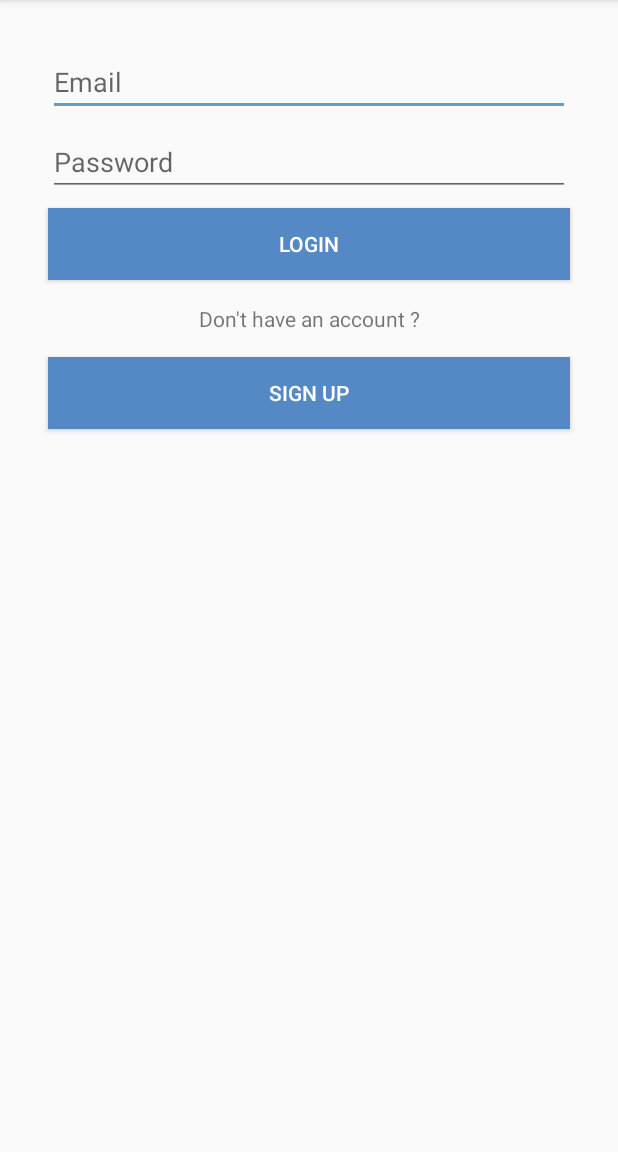
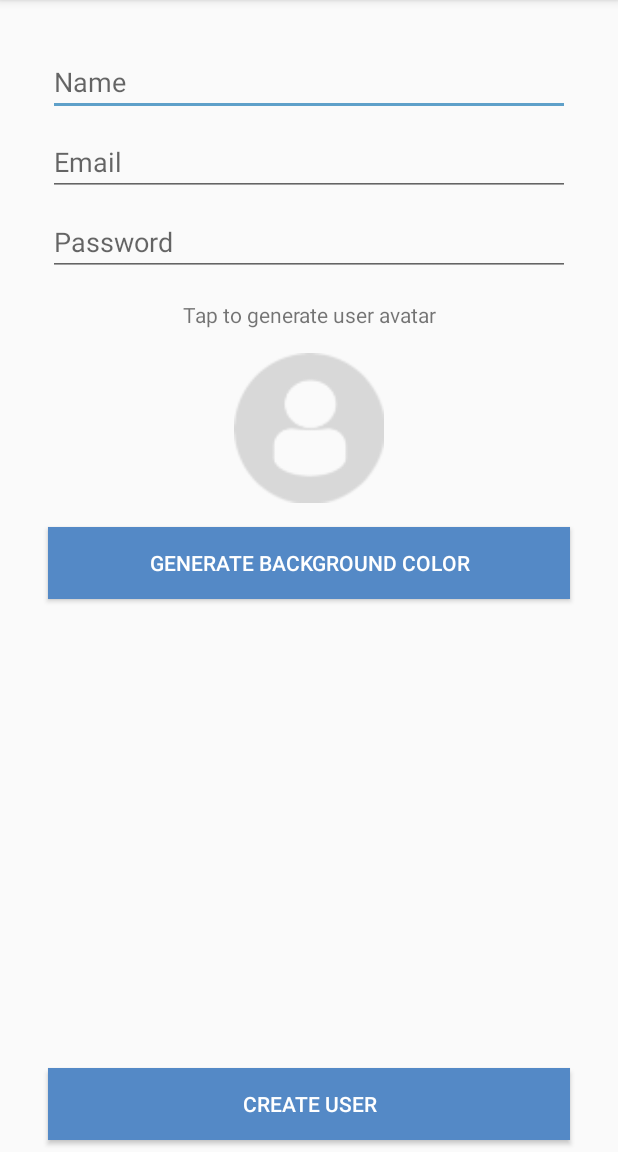
Before and after one commit to nitishmaropost/Smack, an Android app: the LoginActivity screen opened directly, with no data from a screen before it, after a tap on "SIGN UP", on a phone screen of 412 x 824 dp, the part 84-1236 px from its top. Run offline under Robolectric (Android 15) with nearby library versions, the phone set to English and light mode, and no system bars.

Commit message:
Created Create user screen

```diff
--- a/app/src/main/AndroidManifest.xml
+++ b/app/src/main/AndroidManifest.xml
@@ -18,7 +18,8 @@
                 <category android:name="android.intent.category.LAUNCHER" />
             </intent-filter>
         </activity>
-        <activity android:name=".smack.Controllers.LoginActivity"></activity>
+        <activity android:name=".smack.Controllers.LoginActivity" />
+        <activity android:name=".smack.Controllers.CreateUserActivity" />
     </application>
 
 </manifest>
--- /dev/null
+++ b/app/src/main/java/com/coderswag/nitish/smack/smack/Controllers/CreateUserActivity.kt
@@ -0,0 +1,26 @@
+package com.coderswag.nitish.smack.smack.Controllers
+
+import android.support.v7.app.AppCompatActivity
+import android.os.Bundle
+import android.view.View
+import com.coderswag.nitish.smack.R
+
+class CreateUserActivity : AppCompatActivity() {
+
+    override fun onCreate(savedInstanceState: Bundle?) {
+        super.onCreate(savedInstanceState)
+        setContentView(R.layout.activity_create_user)
+    }
+
+    fun generateUserAvatarImageClicked(view: View) {
+
+    }
+
+    fun backgroundColorButtonClicked(view: View) {
+
+    }
+
+    fun createUserButtonClicked(view: View) {
+
+    }
+}
--- a/app/src/main/java/com/coderswag/nitish/smack/smack/Controllers/LoginActivity.kt
+++ b/app/src/main/java/com/coderswag/nitish/smack/smack/Controllers/LoginActivity.kt
@@ -1,5 +1,6 @@
 package com.coderswag.nitish.smack.smack.Controllers
 
+import android.content.Intent
 import android.support.v7.app.AppCompatActivity
 import android.os.Bundle
 import android.view.View
@@ -17,6 +18,7 @@ class LoginActivity : AppCompatActivity() {
     }
 
     fun loginCreateButtonClicked(view: View) {
-
+        val signUpIntent = Intent(this, CreateUserActivity::class.java)
+        startActivity(signUpIntent)
     }
 }
--- /dev/null
+++ b/app/src/main/res/layout/activity_create_user.xml
@@ -0,0 +1,108 @@
+<?xml version="1.0" encoding="utf-8"?>
+<android.support.constraint.ConstraintLayout xmlns:android="http://schemas.android.com/apk/res/android"
+    xmlns:app="http://schemas.android.com/apk/res-auto"
+    xmlns:tools="http://schemas.android.com/tools"
+    android:layout_width="match_parent"
+    android:layout_height="match_parent"
+    tools:context="com.coderswag.nitish.smack.smack.Controllers.CreateUserActivity">
+
+    <EditText
+        android:id="@+id/createUserNameText"
+        android:layout_width="0dp"
+        android:layout_height="wrap_content"
+        android:layout_marginEnd="32dp"
+        android:layout_marginStart="32dp"
+        android:layout_marginTop="32dp"
+        android:ems="10"
+        android:hint="Name"
+        android:inputType="textPersonName"
+        app:layout_constraintEnd_toEndOf="parent"
+        app:layout_constraintStart_toStartOf="parent"
+        app:layout_constraintTop_toTopOf="parent" />
+
+    <EditText
+        android:id="@+id/createEmailText"
+        android:layout_width="0dp"
+        android:layout_height="wrap_content"
+        android:layout_marginEnd="32dp"
+        android:layout_marginStart="32dp"
+        android:layout_marginTop="8dp"
+        android:ems="10"
+        android:hint="Email"
+        android:inputType="textPersonName"
+        app:layout_constraintEnd_toEndOf="parent"
+        app:layout_constraintStart_toStartOf="parent"
+        app:layout_constraintTop_toBottomOf="@+id/createUserNameText" />
+
+    <EditText
+        android:id="@+id/createPasswordText"
+        android:layout_width="0dp"
+        android:layout_height="wrap_content"
+        android:layout_marginEnd="32dp"
+        android:layout_marginStart="32dp"
+        android:layout_marginTop="8dp"
+        android:ems="10"
+        android:hint="Password"
+        android:inputType="textPassword"
+        app:layout_constraintEnd_toEndOf="parent"
+        app:layout_constraintStart_toStartOf="parent"
+        app:layout_constraintTop_toBottomOf="@+id/createEmailText" />
+
+    <TextView
+        android:id="@+id/textView2"
+        android:layout_width="0dp"
+        android:layout_height="wrap_content"
+        android:layout_marginEnd="32dp"
+        android:layout_marginStart="32dp"
+        android:layout_marginTop="16dp"
+        android:text="Tap to generate user avatar"
+        android:textAlignment="center"
+        app:layout_constraintEnd_toEndOf="parent"
+        app:layout_constraintStart_toStartOf="parent"
+        app:layout_constraintTop_toBottomOf="@+id/createPasswordText" />
+
+    <ImageView
+        android:id="@+id/createAvatarImageView"
+        android:layout_width="100dp"
+        android:layout_height="100dp"
+        android:layout_marginEnd="8dp"
+        android:layout_marginStart="8dp"
+        android:layout_marginTop="16dp"
+        android:onClick="generateUserAvatarImageClicked"
+        app:layout_constraintEnd_toEndOf="parent"
+        app:layout_constraintHorizontal_bias="0.5"
+        app:layout_constraintStart_toStartOf="parent"
+        app:layout_constraintTop_toBottomOf="@+id/textView2"
+        app:srcCompat="@drawable/profiledefault" />
+
+    <Button
+        android:id="@+id/backgroundColorBtn"
+        android:layout_width="0dp"
+        android:layout_height="wrap_content"
+        android:layout_marginEnd="32dp"
+        android:layout_marginStart="32dp"
+        android:layout_marginTop="16dp"
+        android:background="@color/colorPrimary"
+        android:onClick="backgroundColorButtonClicked"
+        android:text="Generate background color"
+        android:textColor="@android:color/white"
+        app:layout_constraintEnd_toEndOf="parent"
+        app:layout_constraintHorizontal_bias="0.5"
+        app:layout_constraintStart_toStartOf="parent"
+        app:layout_constraintTop_toBottomOf="@+id/createAvatarImageView" />
+
+    <Button
+        android:id="@+id/createUserButton"
+        android:layout_width="0dp"
+        android:layout_height="wrap_content"
+        android:layout_marginBottom="8dp"
+        android:layout_marginEnd="32dp"
+        android:layout_marginStart="32dp"
+        android:background="@color/colorPrimary"
+        android:onClick="createUserButtonClicked"
+        android:text="Create User"
+        android:textColor="@android:color/white"
+        app:layout_constraintBottom_toBottomOf="parent"
+        app:layout_constraintEnd_toEndOf="parent"
+        app:layout_constraintStart_toStartOf="parent" />
+</android.support.constraint.ConstraintLayout>
```
